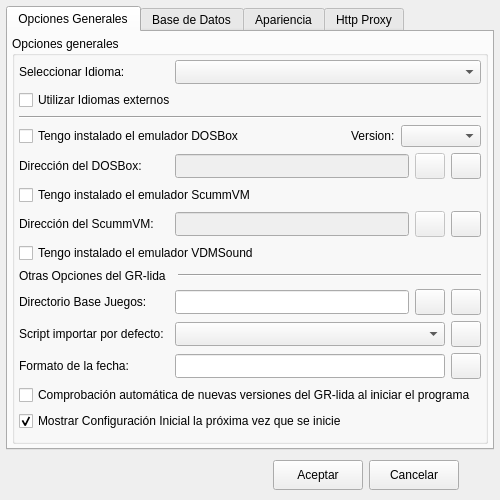
Above: ui/opciones.ui from Monthy/gr-lida before the change. Below: the same form after it.
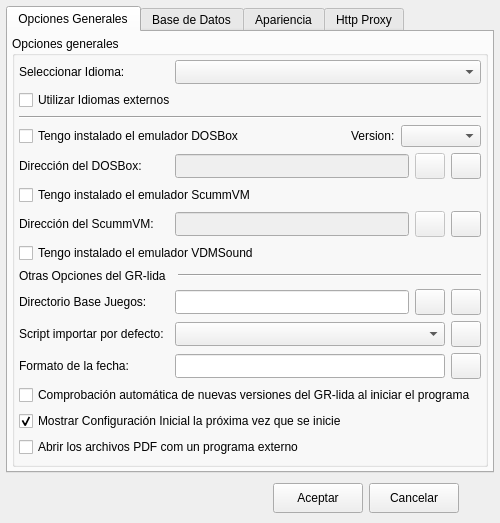
That is the form after the change. Icons and pictures are not drawn.

Commit message: Añadida opción para poder seguir usando un lector de PDF externo.

```diff
--- a/ui/opciones.ui
+++ b/ui/opciones.ui
@@ -7,7 +7,7 @@
     <x>0</x>
     <y>0</y>
     <width>500</width>
-    <height>500</height>
+    <height>523</height>
    </rect>
   </property>
   <property name="minimumSize">
@@ -592,6 +592,13 @@
             </property>
            </widget>
           </item>
+          <item>
+           <widget class="QCheckBox" name="chkOpenPdfExternal">
+            <property name="text">
+             <string>Abrir los archivos PDF com un programa externo </string>
+            </property>
+           </widget>
+          </item>
           <item>
            <spacer name="vSpacer_1">
             <property name="orientation">
```
The commit also changes 4 other files.
